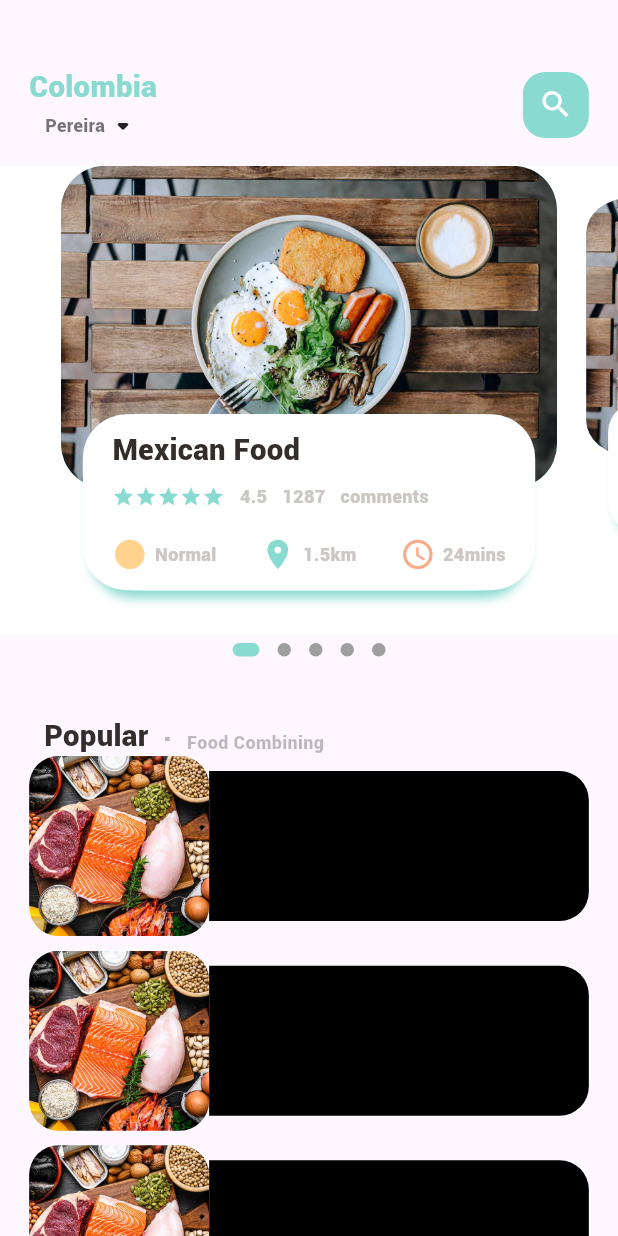
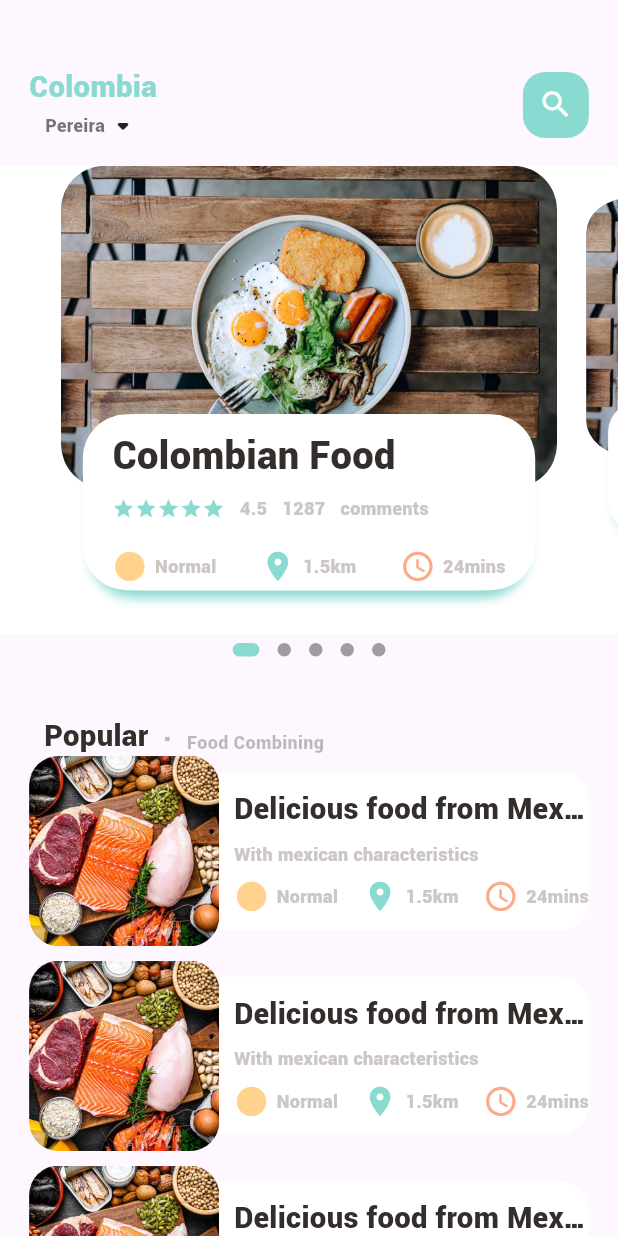
Before and after one commit to andrespizarro30/deliveries_app, a Flutter app: the MainFoodPage screen opened directly, on a phone screen of 412 x 824 dp. Run offline on Flutter 3.47's test engine with Material 3 defaults, Android fonts, the light colour scheme and no system bars; drawn by our look-alikes of dots_indicator; our stand-ins replace get.

Commit message:
third commit

```diff
--- a/lib/home/food_page_body.dart
+++ b/lib/pages/home/food_page_body.dart
@@ -5,8 +5,10 @@ import 'package:dots_indicator/dots_indicator.dart';
 import 'package:flutter/cupertino.dart';
 import 'package:flutter/material.dart';
 
-import '../utils/dimensions.dart';
-import '../widgets/icon_and_text_widget.dart';
+import '../../utils/dimensions.dart';
+import '../../widgets/food_detail_column.dart';
+import '../../widgets/icon_and_text_widget.dart';
+
 
 class FoodBodyPage extends StatefulWidget {
   const FoodBodyPage({super.key});
@@ -88,11 +90,9 @@ class _FoodBodyPageState extends State<FoodBodyPage> {
               ],
             ),
           ),
-          Container(
-            height: 1000,
-            child: ListView.builder(
+          ListView.builder(
             physics: NeverScrollableScrollPhysics(),
-                //shrinkWrap: true,
+            shrinkWrap: true,
             itemCount: 10,
             itemBuilder: (context,index){
               return Container(
@@ -100,8 +100,8 @@ class _FoodBodyPageState extends State<FoodBodyPage> {
                 child: Row(
                   children: [
                     Container(
-                          width:120,
-                          height: 120,
+                      width:Dimensions.listViewImgSize,
+                      height: Dimensions.listViewImgSize,
                       decoration: BoxDecoration(
                           borderRadius: BorderRadius.circular(Dimensions.radius20),
                           color: Colors.white38,
@@ -113,13 +113,46 @@ class _FoodBodyPageState extends State<FoodBodyPage> {
                     ),
                     Expanded(
                       child: Container(
-                            height: 100,
+                        height: Dimensions.listViewTextSize,
                         decoration: BoxDecoration(
                             borderRadius: BorderRadius.only(
                                 topRight: Radius.circular(Dimensions.radius20),
                                 bottomRight: Radius.circular(Dimensions.radius20)
                             ),
-                              color: Colors.black
+                            color: Colors.white
+                        ),
+                        child: Padding(
+                          padding: EdgeInsets.only(left: Dimensions.width10),
+                          child: Column(
+                            crossAxisAlignment: CrossAxisAlignment.start,
+                            mainAxisAlignment: MainAxisAlignment.center,
+                            children: [
+                              BigText(text: "Delicious food from Mexico"),
+                              SizedBox(height: Dimensions.height10,),
+                              SmallText(text: "With mexican characteristics"),
+                              SizedBox(height: Dimensions.height10,),
+                              Row(
+                                mainAxisAlignment: MainAxisAlignment.spaceBetween,
+                                children: [
+                                  IconAndTextWidget(
+                                    icon: Icons.circle_sharp,
+                                    text: "Normal",
+                                    iconColor: AppColors.iconColor1,
+                                  ),
+                                  IconAndTextWidget(
+                                    icon: Icons.location_on,
+                                    text: "1.5km",
+                                    iconColor: AppColors.mainColor,
+                                  ),
+                                  IconAndTextWidget(
+                                    icon: Icons.access_time_rounded,
+                                    text: "24mins",
+                                    iconColor: AppColors.iconColor2,
+                                  )
+                                ],
+                              )
+                            ],
+                          ),
                         ),
                       ),
                     )
@@ -127,7 +160,6 @@ class _FoodBodyPageState extends State<FoodBodyPage> {
                 ),
               );
           }),
-          )
       ],
     );
   }
@@ -197,47 +229,7 @@ class _FoodBodyPageState extends State<FoodBodyPage> {
               ),
               child: Container(
                 padding: EdgeInsets.only(top: Dimensions.height10,left: Dimensions.width15,right: Dimensions.width15),
-                child: Column(
-                  crossAxisAlignment: CrossAxisAlignment.start,
-                  children: [
-                    BigText(text: "Mexican Food",),
-                    SizedBox(height: Dimensions.height10,),
-                    Row(
-                      children: [
-                        Wrap(
-                          children: List.generate(5, (index) => Icon(Icons.star,color: AppColors.mainColor, size: 15,))
-                        ),
-                        SizedBox(width: 10,),
-                        SmallText(text: "4.5"),
-                        SizedBox(width: 10,),
-                        SmallText(text: "1287"),
-                        SizedBox(width: 10),
-                        SmallText(text: "comments")
-                      ],
-                    ),
-                    SizedBox(height: Dimensions.height20,),
-                    Row(
-                      mainAxisAlignment: MainAxisAlignment.spaceBetween,
-                      children: [
-                        IconAndTextWidget(
-                          icon: Icons.circle_sharp,
-                          text: "Normal",
-                          iconColor: AppColors.iconColor1,
-                        ),
-                        IconAndTextWidget(
-                          icon: Icons.location_on,
-                          text: "1.5km",
-                          iconColor: AppColors.mainColor,
-                        ),
-                        IconAndTextWidget(
-                          icon: Icons.access_time_rounded,
-                          text: "24mins",
-                          iconColor: AppColors.iconColor2,
-                        )
-                      ],
-                    )
-                  ],
-                ),
+                child: ColumnFoodDetail(text: "Colombian Food",)
               ),
             ),
           )
--- a/lib/utils/dimensions.dart
+++ b/lib/utils/dimensions.dart
@@ -24,14 +24,23 @@ class Dimensions{
   static double width40 = screenHeight/21.1;
   static double width45 = screenHeight/18.75;
 
+  static double font16 = screenHeight/52.75;
   static double font20 = screenHeight/42.2;
+  static double font26 = screenHeight/32.46;
+
   static double radius15 = screenHeight/56.27;
   static double radius20 = screenHeight/42.2;
   static double radius30 = screenHeight/28.13;
 
   static double iconSize24 = screenHeight/35.17;
+  static double iconSize16 = screenHeight/52.75;
 
+  static double listViewImgSize = screenWidth/3.25;
+  static double listViewTextSize = screenWidth/3.9;
 
+  static double popularFoodImgSize = screenHeight/2.41;
+
+  static double bottomHeightBar = screenHeight/6.5;
 
 
 }
--- /dev/null
+++ b/lib/widgets/food_detail_column.dart
@@ -0,0 +1,64 @@
+import 'package:flutter/cupertino.dart';
+import 'package:flutter/material.dart';
+
+import '../utils/colors.dart';
+import '../utils/dimensions.dart';
+import 'big_text.dart';
+import 'icon_and_text_widget.dart';
+import 'small_text.dart';
+
+class ColumnFoodDetail extends StatelessWidget {
+
+  final String text;
+
+  const ColumnFoodDetail({
+    super.key,
+    required this.text
+  });
+
+  @override
+  Widget build(BuildContext context) {
+    return Column(
+      crossAxisAlignment: CrossAxisAlignment.start,
+      children: [
+        BigText(text: text,size: Dimensions.font26,),
+        SizedBox(height: Dimensions.height10,),
+        Row(
+          children: [
+            Wrap(
+                children: List.generate(5, (index) => Icon(Icons.star,color: AppColors.mainColor, size: 15,))
+            ),
+            SizedBox(width: 10,),
+            SmallText(text: "4.5"),
+            SizedBox(width: 10,),
+            SmallText(text: "1287"),
+            SizedBox(width: 10),
+            SmallText(text: "comments")
+          ],
+        ),
+        SizedBox(height: Dimensions.height20,),
+        Row(
+          mainAxisAlignment: MainAxisAlignment.spaceBetween,
+          children: [
+            IconAndTextWidget(
+              icon: Icons.circle_sharp,
+              text: "Normal",
+              iconColor: AppColors.iconColor1,
+            ),
+            IconAndTextWidget(
+              icon: Icons.location_on,
+              text: "1.5km",
+              iconColor: AppColors.mainColor,
+            ),
+            IconAndTextWidget(
+              icon: Icons.access_time_rounded,
+              text: "24mins",
+              iconColor: AppColors.iconColor2,
+            )
+          ],
+        ),
+
+      ],
+    );
+  }
+}
```
Also changed, not shown: lib/main.dart (+5 -2 lines), lib/pages/food/popular_food_detail.dart (added, +124 -0 lines), lib/pages/food/recommended_food_detail.dart (added, +27 -0 lines), lib/pages/home/main_food_page.dart (renamed from lib/home/main_food_page.dart, +7 -5 lines), lib/widgets/app_icon.dart (added, +36 -0 lines), lib/widgets/expandable_text_widget.dart (added, +74 -0 lines). Lines whose indentation alone changed are shown as unchanged.
